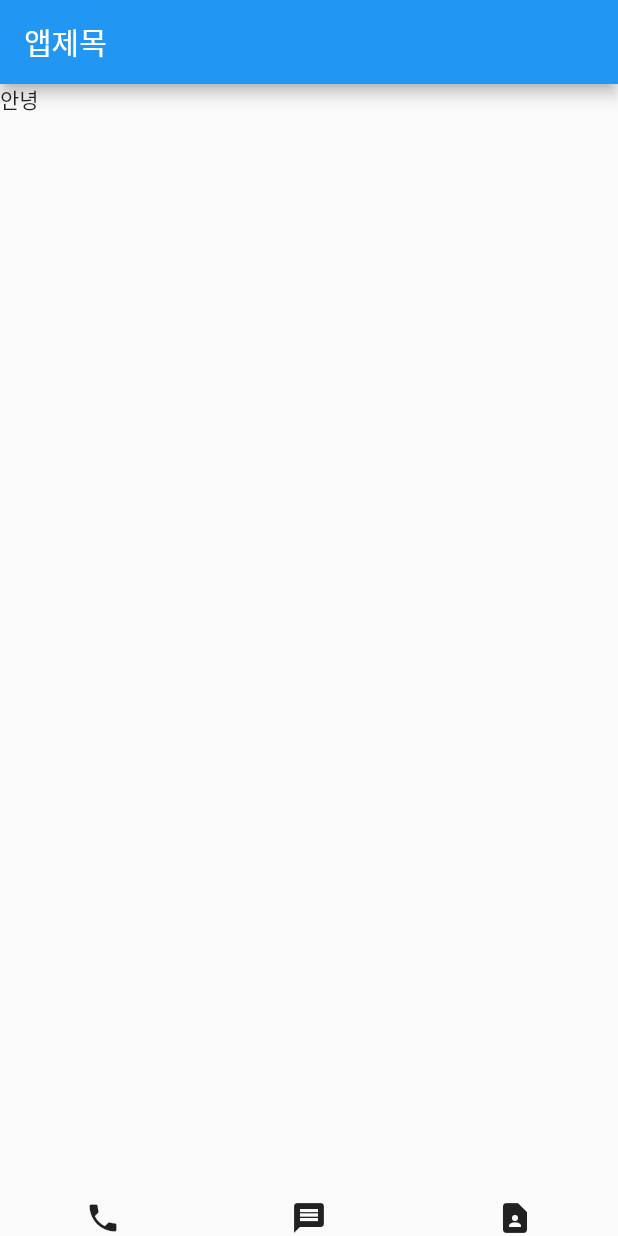
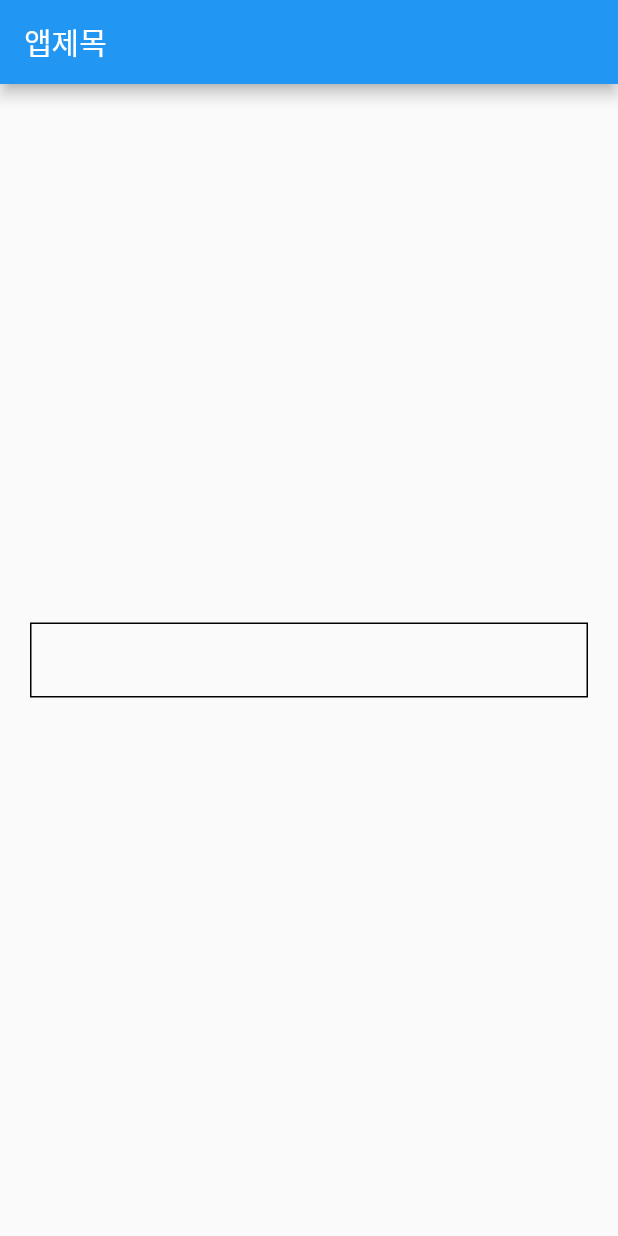
Before and after one commit to Zeereoreo/exApp, a Flutter app: the screen it shows after launch, on a phone screen of 412 x 824 dp. Run offline on Flutter 3.47's test engine with Material 2 defaults, Android fonts, the phone set to English and light mode, and no system bars.

Commit message:
Container 사용법

```diff
--- a/lib/main.dart
+++ b/lib/main.dart
@@ -13,13 +13,28 @@ class MyApp extends StatelessWidget {
       MaterialApp(
           home: Scaffold(
             appBar: AppBar( title: Text('앱제목') ),
-            body: Text('안녕'),
-            bottomNavigationBar: Row(
-                mainAxisAlignment: MainAxisAlignment.spaceAround,
-                crossAxisAlignment: CrossAxisAlignment.start,
-                children: [ Icon(Icons.phone), Icon(Icons.message), Icon(Icons.contact_page) ]
+            body: Align(
+              alignment: Alignment.center,
+              child: Container(
+                width: double.infinity,height: 50,
+                margin: EdgeInsets.all(20),
+                // margin: EdgeInsets.fromLTRB(left, top, right, bottom)
+                decoration: BoxDecoration(
+                  border: Border.all(color: Colors.black), //컬러중복은 안됨
+                ),
+
+              ),
             ),
-          )
+
+            // body: Text('안녕'),
+            // bottomNavigationBar: SizedBox(
+            //   height: 50,
+            //   child: Row(
+            //       mainAxisAlignment: MainAxisAlignment.spaceAround,
+            //       crossAxisAlignment: CrossAxisAlignment.start,
+            //       children: [ Icon(Icons.phone), Icon(Icons.message), Icon(Icons.contact_page) ]
+            //   ),
+            ),
       );
   }
 }
```
